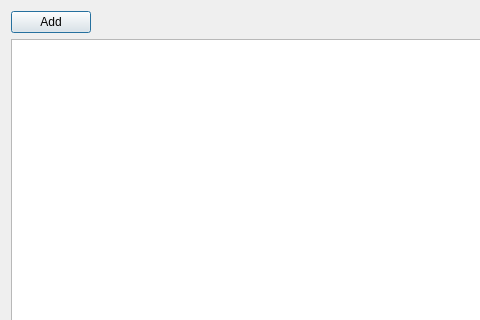
Old version of the form ImportDialog.ui in the repository vishalkumar2222/MRIAnalyzer; both pictures show x 0 to 480 and y 0 to 320 of the 723 by 546 pixel window.
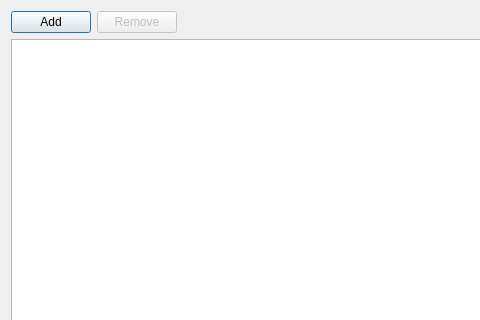
New version of the form.

Diff of the .ui file:
```diff
--- a/ImportDialog.ui
+++ b/ImportDialog.ui
@@ -23,6 +23,16 @@
        </property>
       </widget>
      </item>
+     <item>
+      <widget class="QPushButton" name="pushButton_remove">
+       <property name="enabled">
+        <bool>false</bool>
+       </property>
+       <property name="text">
+        <string>Remove</string>
+       </property>
+      </widget>
+     </item>
      <item>
       <spacer name="horizontalSpacer">
        <property name="orientation">
```
Left out of the diff: 8 changed lines with no effect on the pictures.
